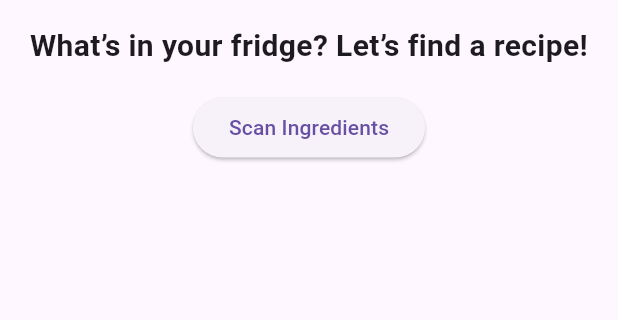
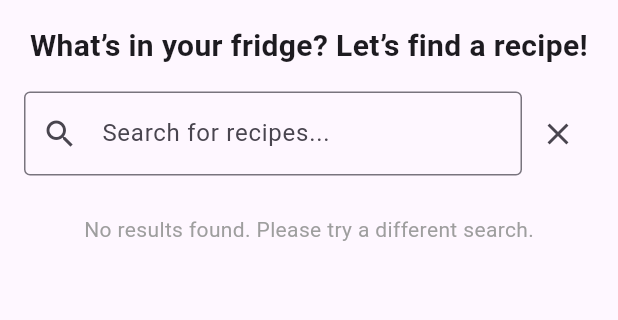
Before and after one commit to JD-dev227/JosephDanielBuhagiarSWD.6.2B.CPD..Home.2025, a Flutter app: the screen it shows after launch, on a phone screen of 412 x 824 dp, the part 84-404 px from its top. Run offline on Flutter 3.47's test engine with Material 3 defaults, Android fonts, the phone set to English and light mode, and no system bars; our stand-ins replace camera.

Commit message:
added clear button , handling no results found  and quiery debouncing so that the api call happens after ashort delay

```diff
--- a/lib/screens/home_screen.dart
+++ b/lib/screens/home_screen.dart
@@ -1,5 +1,7 @@
+import 'dart:async';
+
 import 'package:flutter/material.dart';
-import 'package:ichiraku/services/api_service.dart';
+import '../services/api_service.dart';
 import '../widgets/recipe_card.dart';
 
 class HomeScreen extends StatefulWidget {
@@ -10,19 +12,31 @@ class HomeScreen extends StatefulWidget {
 }
 
 class _HomeScreenState extends State<HomeScreen> {
-  ApiService _apiService = ApiService(); // Initialize ApiService
-  List<dynamic> _recipes = []; // List to hold the fetched recipes
-  bool _isLoading = false; // Track loading state
+  final TextEditingController _searchController = TextEditingController();
+  List<dynamic> _recipes = [];
+  bool _isLoading = false;
+  String _errorMessage = '';
+  Timer? _debounce;
 
-  // Fetch recipes from the API based on the search query
-  void _fetchRecipes(String query) async {
+  // Function to fetch recipes based on the search query
+  void _searchRecipes(String query) async {
+    if (_debounce?.isActive ?? false) _debounce?.cancel();
+    _debounce = Timer(const Duration(milliseconds: 500), () async {
+      if (query.isEmpty) {
+        setState(() {
+          _recipes = [];
+          _errorMessage = '';
+        });
+        return;
+      }
+
       setState(() {
         _isLoading = true;
+        _errorMessage = '';
       });
 
       try {
-      // Fetch recipes from the API (query can be dynamic)
-      final recipes = await _apiService.fetchRecipes(query);
+        final recipes = await ApiService.fetchRecipes(query);
         setState(() {
           _recipes = recipes;
           _isLoading = false;
@@ -30,15 +44,19 @@ class _HomeScreenState extends State<HomeScreen> {
       } catch (e) {
         setState(() {
           _isLoading = false;
+          _errorMessage = 'Error fetching recipes. Please try again.';
         });
-      print('Error: $e');
       }
+    });
   }
 
-  @override
-  void initState() {
-    super.initState();
-    _fetchRecipes('fridge'); // Fetch recipes for example query 'fridge'
+  // Clear the search field and results
+  void _clearSearch() {
+    _searchController.clear();
+    setState(() {
+      _recipes = [];
+      _errorMessage = '';
+    });
   }
 
   @override
@@ -58,26 +76,55 @@ class _HomeScreenState extends State<HomeScreen> {
               textAlign: TextAlign.center,
             ),
           ),
-          ElevatedButton(
-            onPressed: () {
-              Navigator.pushNamed(context, '/scan'); // Navigate to scan screen
-            },
-            child: Text("Scan Ingredients"),
+          Padding(
+            padding: const EdgeInsets.symmetric(horizontal: 16.0),
+            child: Row(
+              children: [
+                Expanded(
+                  child: TextField(
+                    controller: _searchController,
+                    decoration: InputDecoration(
+                      hintText: 'Search for recipes...',
+                      prefixIcon: Icon(Icons.search),
+                      border: OutlineInputBorder(),
                     ),
-          // If loading, show a loading indicator
+                    onChanged: _searchRecipes,
+                  ),
+                ),
+                IconButton(
+                  icon: Icon(Icons.clear),
+                  onPressed: _clearSearch,
+                ),
+              ],
+            ),
+          ),
+          SizedBox(height: 10),
           if (_isLoading)
-            CircularProgressIndicator(),
-          // Else, show the recipes in a list
-          if (!_isLoading)
+            CircularProgressIndicator()
+          else if (_errorMessage.isNotEmpty)
+            Padding(
+              padding: const EdgeInsets.all(16.0),
+              child: Text(
+                _errorMessage,
+                style: TextStyle(color: Colors.red),
+              ),
+            )
+          else if (_recipes.isEmpty)
+            Padding(
+              padding: const EdgeInsets.all(16.0),
+              child: Text(
+                'No results found. Please try a different search.',
+                style: TextStyle(color: Colors.grey),
+              ),
+            )
+          else
             Expanded(
               child: ListView.builder(
                 itemCount: _recipes.length,
-                itemBuilder: (context, index) {
-                  return RecipeCard(
-                    title: _recipes[index]['title'], // Fetch title from API
-                    description: _recipes[index]['summary'], // Fetch description
-                  );
-                },
+                itemBuilder: (context, index) => RecipeCard(
+                  title: _recipes[index]['title'],
+                  description: _recipes[index]['summary'],
+                ),
               ),
             ),
         ],
--- a/lib/services/api_service.dart
+++ b/lib/services/api_service.dart
@@ -2,18 +2,18 @@ import 'dart:convert';
 import 'package:http/http.dart' as http;
 
 class ApiService {
-  final String baseUrl = 'https://api.spoonacular.com/recipes';
-  final String apiKey = '310176b5966c45458ca73cf083e96c9a'; // Replace with your Spoonacular API key
+  static const String _apiKey = 'YOUR_API_KEY';  // Replace with your actual API key
+  static const String _baseUrl = 'https://api.spoonacular.com/recipes/';
 
   // Fetch recipes based on a search query
-  Future<List<dynamic>> fetchRecipes(String query) async {
+  static Future<List<dynamic>> fetchRecipes(String query) async {
     final response = await http.get(
-      Uri.parse('$baseUrl/complexSearch?query=$query&apiKey=$apiKey'),
+      Uri.parse('$_baseUrl/complexSearch?query=$query&apiKey=$_apiKey'),
     );
 
     if (response.statusCode == 200) {
       final data = json.decode(response.body);
-      return data['results']; // Assuming the API response contains a 'results' field
+      return data['results'];
     } else {
       throw Exception('Failed to load recipes');
     }
```
Also changed, not shown: lib/widgets/recipe_card.dart (+4 -4 lines), 1 other file. Lines whose indentation alone changed are shown as unchanged.
